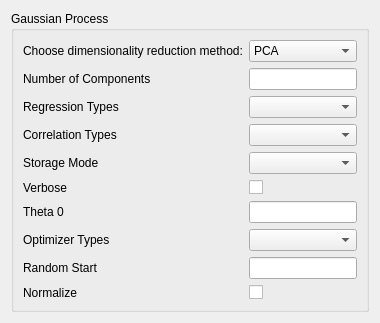
Qt form ui/cv_GP.ui (tthatcher95/PyHAT_Point_Spectra_GUI) before a commit.
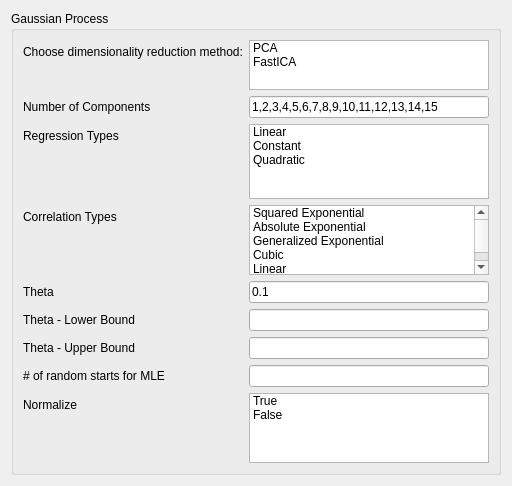
The same form after that commit.

What changed in the file:
```diff
--- a/ui/cv_GP.ui
+++ b/ui/cv_GP.ui
@@ -2,6 +2,14 @@
 <ui version="4.0">
  <class>Form</class>
  <widget class="QWidget" name="Form">
+  <property name="geometry">
+   <rect>
+    <x>0</x>
+    <y>0</y>
+    <width>512</width>
+    <height>428</height>
+   </rect>
+  </property>
   <property name="sizePolicy">
    <sizepolicy hsizetype="Ignored" vsizetype="Ignored">
     <horstretch>0</horstretch>
@@ -21,117 +29,216 @@
       <property name="fieldGrowthPolicy">
        <enum>QFormLayout::AllNonFixedFieldsGrow</enum>
       </property>
-      <item row="2" column="0">
-       <widget class="QLabel" name="regrLabel">
+      <item row="1" column="0">
+       <widget class="QLabel" name="reductionMethodLabel">
         <property name="text">
-         <string>Regression Types</string>
+         <string>Choose dimensionality reduction method:</string>
         </property>
        </widget>
       </item>
-      <item row="2" column="1">
-       <widget class="QComboBox" name="regrComboBox"/>
+      <item row="1" column="1">
+       <widget class="QListWidget" name="DimRedList">
+        <property name="sizePolicy">
+         <sizepolicy hsizetype="Expanding" vsizetype="Fixed">
+          <horstretch>0</horstretch>
+          <verstretch>0</verstretch>
+         </sizepolicy>
+        </property>
+        <property name="minimumSize">
+         <size>
+          <width>0</width>
+          <height>0</height>
+         </size>
+        </property>
+        <property name="maximumSize">
+         <size>
+          <width>16777215</width>
+          <height>50</height>
+         </size>
+        </property>
+        <property name="selectionMode">
+         <enum>QAbstractItemView::MultiSelection</enum>
+        </property>
+        <item>
+         <property name="text">
+          <string>PCA</string>
+         </property>
+        </item>
+        <item>
+         <property name="text">
+          <string>FastICA</string>
+         </property>
+        </item>
+       </widget>
       </item>
       <item row="3" column="0">
-       <widget class="QLabel" name="corrLabel">
+       <widget class="QLabel" name="numOfComponenetsLabel">
         <property name="text">
-         <string>Correlation Types</string>
+         <string>Number of Components</string>
         </property>
        </widget>
       </item>
       <item row="3" column="1">
-       <widget class="QComboBox" name="corrComboBox"/>
+       <widget class="QLineEdit" name="numOfComponenetsLineEdit">
+        <property name="text">
+         <string>1,2,3,4,5,6,7,8,9,10,11,12,13,14,15</string>
+        </property>
+       </widget>
       </item>
       <item row="4" column="0">
-       <widget class="QLabel" name="storageModeLabel">
+       <widget class="QLabel" name="regrLabel">
         <property name="text">
-         <string>Storage Mode</string>
+         <string>Regression Types</string>
         </property>
        </widget>
       </item>
       <item row="4" column="1">
-       <widget class="QComboBox" name="storageModeComboBox"/>
+       <widget class="QListWidget" name="regression_list">
+        <property name="sizePolicy">
+         <sizepolicy hsizetype="Expanding" vsizetype="Fixed">
+          <horstretch>0</horstretch>
+          <verstretch>0</verstretch>
+         </sizepolicy>
+        </property>
+        <property name="maximumSize">
+         <size>
+          <width>16777215</width>
+          <height>75</height>
+         </size>
+        </property>
+        <property name="selectionMode">
+         <enum>QAbstractItemView::MultiSelection</enum>
+        </property>
+        <item>
+         <property name="text">
+          <string>Linear</string>
+         </property>
+        </item>
+        <item>
+         <property name="text">
+          <string>Constant</string>
+         </property>
+        </item>
+        <item>
+         <property name="text">
+          <string>Quadratic</string>
+         </property>
+        </item>
+       </widget>
       </item>
       <item row="5" column="0">
-       <widget class="QLabel" name="verboseLabel">
+       <widget class="QLabel" name="corrLabel">
         <property name="text">
-         <string>Verbose</string>
+         <string>Correlation Types</string>
         </property>
        </widget>
       </item>
       <item row="5" column="1">
-       <widget class="QCheckBox" name="verboseCheckBox"/>
+       <widget class="QListWidget" name="CorrelationList">
+        <property name="maximumSize">
+         <size>
+          <width>16777215</width>
+          <height>75</height>
+         </size>
+        </property>
+        <property name="selectionMode">
+         <enum>QAbstractItemView::MultiSelection</enum>
+        </property>
+        <item>
+         <property name="text">
+          <string>Squared Exponential</string>
+         </property>
+        </item>
+        <item>
+         <property name="text">
+          <string>Absolute Exponential</string>
+         </property>
+        </item>
+        <item>
+         <property name="text">
+          <string>Generalized Exponential</string>
+         </property>
+        </item>
+        <item>
+         <property name="text">
+          <string>Cubic</string>
+         </property>
+        </item>
+        <item>
+         <property name="text">
+          <string>Linear</string>
+         </property>
+        </item>
+       </widget>
       </item>
       <item row="6" column="0">
        <widget class="QLabel" name="theta0Label">
         <property name="text">
-         <string>Theta 0</string>
+         <string>Theta</string>
+        </property>
+       </widget>
+      </item>
+      <item row="6" column="1">
+       <widget class="QLineEdit" name="theta0LineEdit">
+        <property name="text">
+         <string>0.1</string>
         </property>
        </widget>
       </item>
       <item row="7" column="0">
        <widget class="QLabel" name="optimizerLabel">
         <property name="text">
-         <string>Optimizer Types</string>
+         <string>Theta - Lower Bound</string>
         </property>
        </widget>
       </item>
       <item row="7" column="1">
-       <widget class="QComboBox" name="optimizerComboBox"/>
+       <widget class="QLineEdit" name="ThetaL"/>
       </item>
       <item row="8" column="0">
-       <widget class="QLabel" name="randomStartLabel">
+       <widget class="QLabel" name="ThetaU_Label">
         <property name="text">
-         <string>Random Start</string>
+         <string>Theta - Upper Bound</string>
         </property>
        </widget>
       </item>
       <item row="8" column="1">
-       <widget class="QLineEdit" name="randomStartLineEdit"/>
+       <widget class="QLineEdit" name="ThetaU"/>
       </item>
       <item row="9" column="0">
-       <widget class="QLabel" name="normalizeLabel">
+       <widget class="QLabel" name="randomStartLabel">
         <property name="text">
-         <string>Normalize</string>
+         <string># of random starts for MLE</string>
         </property>
        </widget>
       </item>
       <item row="9" column="1">
-       <widget class="QCheckBox" name="normalizeCheckBox"/>
+       <widget class="QLineEdit" name="randomStartLineEdit"/>
       </item>
-      <item row="6" column="1">
-       <widget class="QLineEdit" name="theta0LineEdit"/>
+      <item row="10" column="0">
+       <widget class="QLabel" name="normalize_label">
+        <property name="text">
+         <string>Normalize</string>
+        </property>
+       </widget>
       </item>
-      <item row="0" column="1">
-       <widget class="QComboBox" name="reductionMethodComboBox">
+      <item row="10" column="1">
+       <widget class="QListWidget" name="normalize_list">
+        <property name="selectionMode">
+         <enum>QAbstractItemView::MultiSelection</enum>
+        </property>
         <item>
          <property name="text">
-          <string>PCA</string>
+          <string>True</string>
          </property>
         </item>
         <item>
          <property name="text">
-          <string>ICA</string>
+          <string>False</string>
          </property>
         </item>
        </widget>
       </item>
-      <item row="0" column="0">
-       <widget class="QLabel" name="reductionMethodLabel">
-        <property name="text">
-         <string>Choose dimensionality reduction method:</string>
-        </property>
-       </widget>
-      </item>
-      <item row="1" column="0">
-       <widget class="QLabel" name="numOfComponenetsLabel">
-        <property name="text">
-         <string>Number of Components</string>
-        </property>
-       </widget>
-      </item>
-      <item row="1" column="1">
-       <widget class="QLineEdit" name="numOfComponenetsLineEdit"/>
-      </item>
      </layout>
     </widget>
    </item>
```
Left out of the diff: 2 changed lines with no effect on the pictures.
